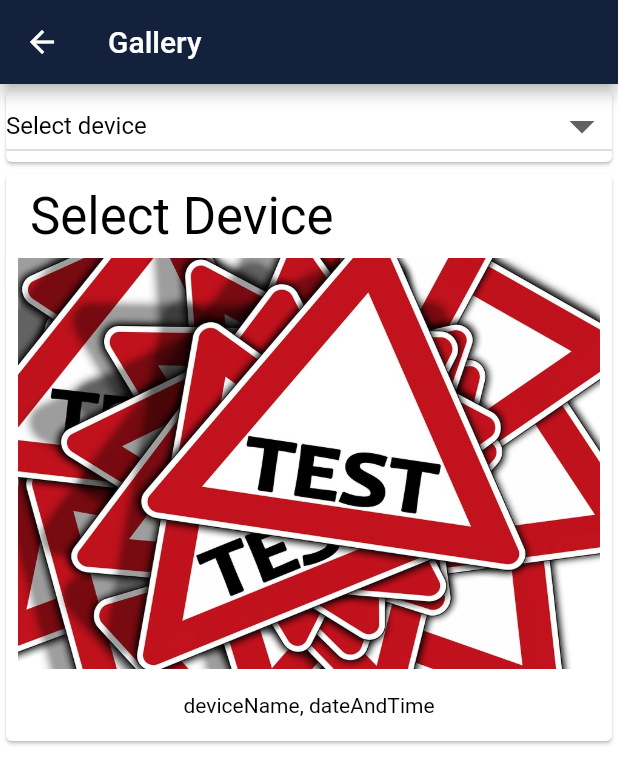
After one commit to t33bone/Project_2020, a Flutter app: the GalleryPage screen opened by its route, on a phone screen of 412 x 824 dp. The commit adds this screen. Shown: the top 784 px of the screen. Run offline on Flutter 3.47's test engine with Material 2 defaults, Android fonts, the phone set to English and light mode, and no system bars.

Commit message:
Created and edited gallery page.
Signed-off-by: moilanenjoona <c7mojo00@students.oamk.fi>

```diff
--- /dev/null
+++ b/flutter_app/security_control/lib/pages/gallery_page/gallery.dart
@@ -0,0 +1,87 @@
+import 'package:flutter/material.dart';
+
+//Gallery page
+
+class Item {
+  const Item(this.name, this.icon);
+  final String name;
+  final Icon icon;
+}
+
+class GalleryPage extends StatefulWidget {
+  @override
+  _GalleryPageState createState() => _GalleryPageState();
+}
+
+class _GalleryPageState extends State<GalleryPage> {
+  Item selectedGallery;
+  List<Item> galleries = <Item>[
+    const Item('Drone', Icon(Icons.airplanemode_active_rounded)),
+    const Item('GoPiGo', Icon(Icons.directions_car_rounded)),
+  ];
+  @override
+  Widget build(BuildContext context) {
+    return Scaffold(
+      appBar: AppBar(title: Text('Gallery')),
+      body: ListView(
+        children: [
+          Card(
+            clipBehavior: Clip.antiAlias,
+            child: DropdownButton<Item>(
+              isExpanded: true,
+              hint: Text('Select device'),
+              iconSize: 40,
+              value: selectedGallery,
+              onChanged: (Item value) {
+                setState(() {
+                  selectedGallery = value;
+                });
+              },
+              items: galleries.map((Item device) {
+                return DropdownMenuItem<Item>(
+                  value: device,
+                  child: Row(
+                    children: <Widget>[
+                      device.icon,
+                      SizedBox(
+                        width: 10.0,
+                      ),
+                      Text(
+                        device.name,
+                        style: Theme.of(context).textTheme.subtitle1,
+                      ),
+                    ],
+                  ),
+                );
+              }).toList(),
+            ),
+          ),
+          Card(
+            clipBehavior: Clip.antiAlias,
+            child: Column(
+              children: [
+                ListTile(
+                  title: Text(
+                    '${selectedGallery != null ? selectedGallery.name : "Select Device"}',
+                    style: Theme.of(context).textTheme.headline4,
+                  ),
+                ),
+                Padding(
+                  padding: EdgeInsets.only(right: 8.0, left: 8.0),
+                  child: Image.asset('lib/images/test_img.png'),
+                ),
+                Padding(
+                  padding: const EdgeInsets.all(16.0),
+                  child: Text(
+                    'deviceName, dateAndTime',
+                    style: Theme.of(context).textTheme.bodyText2,
+                  ),
+                ),
+              ],
+            ),
+          ),
+        ],
+      ),
+    );
+  }
+}
--- a/flutter_app/security_control/lib/pages/pictures_page/pictures.dart
+++ b/flutter_app/security_control/lib/pages/pictures_page/pictures.dart
@@ -48,21 +48,23 @@ class PicturesPage extends StatelessWidget {
                   mainAxisSize: MainAxisSize.max,
                   children: [
                     ElevatedButton.icon(
-                      onPressed: () {},
+                      onPressed: () {
+                        Navigator.pushNamed(context, '/GalleryPage');
+                      },
                       icon: Icon(Icons.airplanemode_active_rounded),
                       label: Text(
-                        'Drone',
+                        'Picture Gallery',
                         style: TextStyle(fontSize: 18.0),
                       ),
                     ),
-                    ElevatedButton.icon(
+/*                     ElevatedButton.icon(
                       onPressed: () {},
                       icon: Icon(Icons.directions_car_rounded),
                       label: Text(
                         'GoPiGo',
                         style: TextStyle(fontSize: 18.0),
                       ),
-                    ),
+                    ), */
                   ],
                 ),
               ],
--- a/flutter_app/security_control/lib/routes.dart
+++ b/flutter_app/security_control/lib/routes.dart
@@ -8,6 +8,7 @@ import 'package:security_control/pages/login_page/login.dart';
 import 'package:security_control/pages/pictures_page/pictures.dart';
 import 'package:security_control/pages/sensors_page/sensors.dart';
 import 'package:security_control/pages/settings_page/settings.dart';
+import 'package:security_control/pages/gallery_page/gallery.dart';
 
 Route getRoute(RouteSettings settings) {
   // Add your routes here
@@ -20,5 +21,7 @@ Route getRoute(RouteSettings settings) {
       return MaterialPageRoute(builder: (context) => DriftersPage());
     case '/PicturesPage':
       return MaterialPageRoute(builder: (context) => PicturesPage());
+    case '/GalleryPage':
+      return MaterialPageRoute(builder: (context) => GalleryPage());
   }
 }
```
